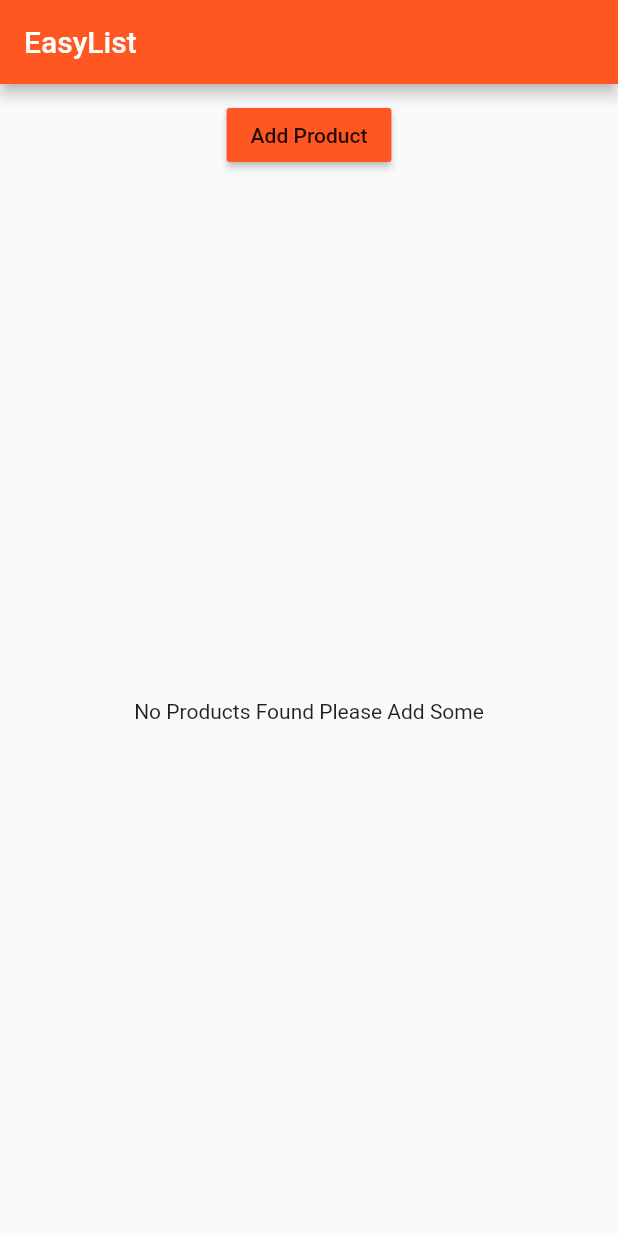
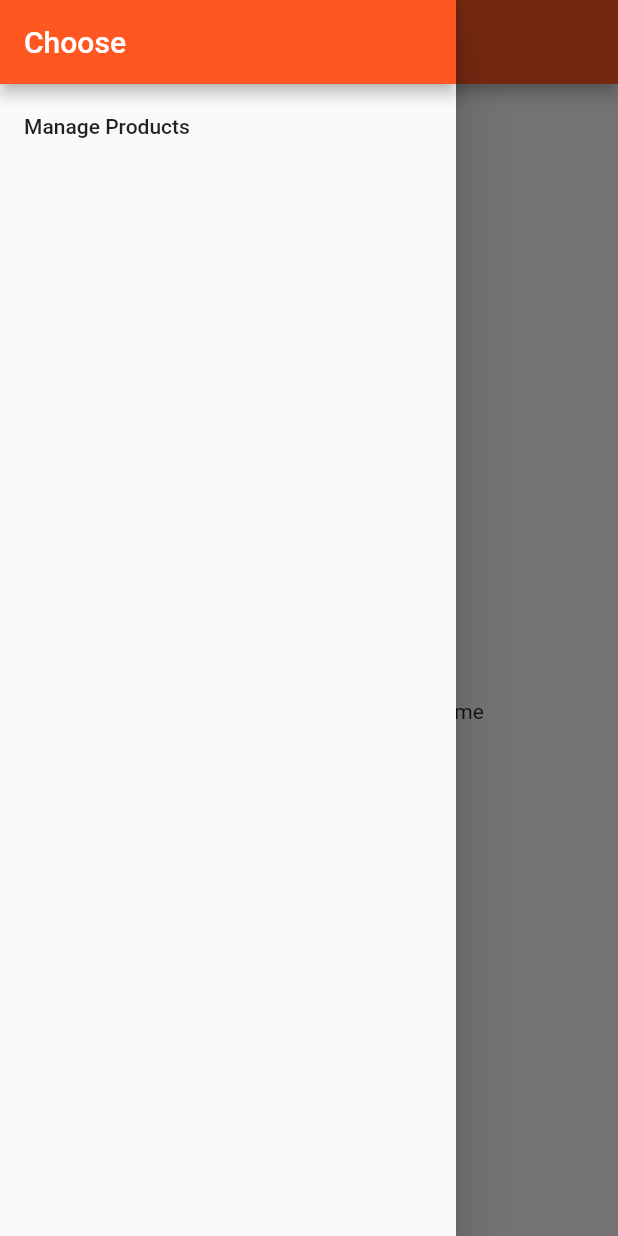
Before and after one commit to KellyMBentes/SafariFlutterCourse, a Flutter app: the ProductsPage screen opened directly, with the side drawer open (before the commit the screen has no drawer), on a phone screen of 412 x 824 dp. Run offline on Flutter 3.47's test engine with Material 2 defaults, Android fonts, the phone set to English and light mode, and no system bars.

```diff
--- a/first_app/lib/pages/products.dart
+++ b/first_app/lib/pages/products.dart
@@ -1,3 +1,4 @@
+import 'package:first_app/pages/products_admin.dart';
 import 'package:flutter/material.dart';
 
 import '../product_manager.dart';
@@ -6,10 +7,29 @@ class ProductsPage extends StatelessWidget {
   @override
   Widget build(BuildContext context) {
     return Scaffold(
-        appBar: AppBar(
-          title: Text("EasyList"),
+      drawer: Drawer(
+        child: Column(
+          children: <Widget>[
+            AppBar(
+              automaticallyImplyLeading: false,
+              title: Text("Choose"),
+            ),
+            ListTile(
+              title: Text("Manage Products"),
+              onTap: () {
+                Navigator.pushReplacement(
+                    context,
+                    MaterialPageRoute(
+                        builder: (BuildContext build) => ProductAdminPage()));
+              },
+            ),
+          ],
         ),
-        body: ProductManager(),
-      );
+      ),
+      appBar: AppBar(
+        title: Text("EasyList"),
+      ),
+      body: ProductManager(),
+    );
   }
 }
```
Also changed, not shown: first_app/lib/pages/product_create.dart (added, +11 -0 lines), first_app/lib/pages/product_list.dart (added, +11 -0 lines), first_app/lib/pages/products_admin.dart (added, +55 -0 lines).
